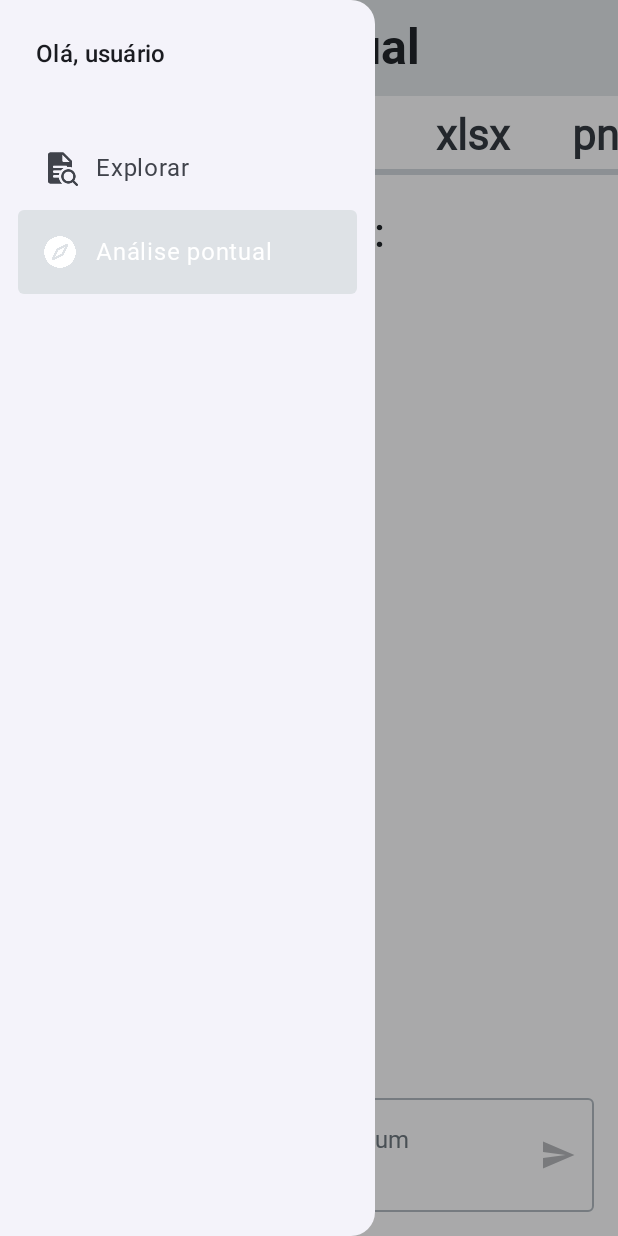
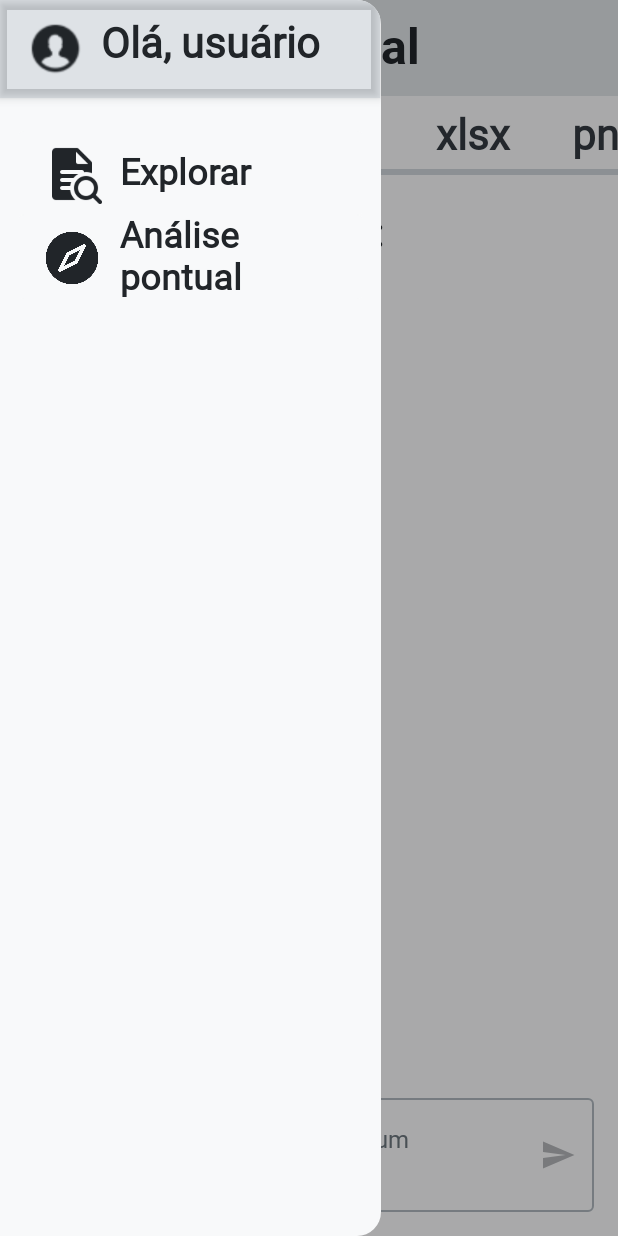
Before and after one commit to cgodevs/prompt-tuning-kotlin-mvp, an Android app built with Jetpack Compose: the screen it shows after launch (MainActivity), after a tap on "Localized description", on a phone screen of 412 x 824 dp. Run offline under Robolectric (Android 15) with nearby library versions, the phone set to English and light mode, and no system bars.

Commit message:
apply visual fixes to sidebar

```diff
--- a/app/src/main/java/br/com/fiap/startupfiap/screens/BaseScreen.kt
+++ b/app/src/main/java/br/com/fiap/startupfiap/screens/BaseScreen.kt
@@ -1,6 +1,9 @@
 package com.example.material3components
 
+import androidx.compose.foundation.Image
+import androidx.compose.foundation.background
 import androidx.compose.foundation.layout.Box
+import androidx.compose.foundation.layout.Row
 import androidx.compose.foundation.layout.Spacer
 import androidx.compose.foundation.layout.fillMaxSize
 import androidx.compose.foundation.layout.fillMaxWidth
@@ -26,9 +29,17 @@ import androidx.compose.runtime.remember
 import androidx.compose.runtime.setValue
 import androidx.compose.ui.Alignment
 import androidx.compose.ui.Modifier
+import androidx.compose.ui.draw.shadow
+import androidx.compose.ui.layout.ContentScale
 import androidx.compose.ui.res.colorResource
 import androidx.compose.ui.res.painterResource
+import androidx.compose.ui.text.TextStyle
+import androidx.compose.ui.text.font.Font
+import androidx.compose.ui.text.font.FontFamily
+import androidx.compose.ui.text.font.FontVariation.width
+import androidx.compose.ui.text.font.FontWeight
 import androidx.compose.ui.unit.dp
+import androidx.compose.ui.unit.sp
 import androidx.navigation.NavHostController
 import br.com.fiap.startupfiap.R
 import br.com.fiap.startupfiap.components.DrawerItem
@@ -58,7 +69,9 @@ fun ScreenBase(
             route = "analyze"
         )
     )
-    var selectedItemIndex = items.filter{it -> it.route == nav.currentDestination?.route}[0]
+
+    val selectedItemIndex = items.filter{it -> it.route == nav.currentDestination?.route}[0]
+
     var selectedItem by remember { mutableStateOf(selectedItemIndex) }
 
     ModalNavigationDrawer(
@@ -66,29 +79,80 @@ fun ScreenBase(
         drawerState = drawerState,
         drawerContent = {
             ModalDrawerSheet(
-                modifier = Modifier.width(250.dp)
+                modifier = Modifier
+                    .width(254.dp),
+                drawerContainerColor = colorResource(R.color.neutral00)
             ) {
                 Box(
                     modifier = Modifier
-                        .fillMaxWidth()
-                        .padding(24.dp),
-                    contentAlignment = Alignment.TopStart
+                        .width(253.dp)
+                        .height(65.dp)
+                        .background(colorResource(R.color.neutral02))
+                        .shadow(
+                            elevation = 4.dp,
+                            spotColor = colorResource(R.color.neutral08),
+                            ambientColor = colorResource(R.color.neutral08)
+                        ),
+                    contentAlignment = Alignment.CenterStart
                 ) {
-                    Text(text = "Olá, usuário", style = MaterialTheme.typography.titleMedium)
+                    Row() {
+                        Spacer(modifier = Modifier.width(17.dp))
+
+                        Image(
+                            painter = painterResource(R.drawable.user),
+                            contentDescription = "Ícone usuário",
+                            contentScale = ContentScale.Fit,
+                            modifier = Modifier
+                                .width(40.25.dp)
+                                .height(40.25.dp)
+                        )
+
+                        Spacer(modifier = Modifier.width(9.75.dp))
+
+                        Text(
+                            text = "Olá, usuário",
+                            style = TextStyle(
+                                fontSize = 28.sp,
+                                fontFamily = FontFamily(Font(R.font.roboto_regular)),
+                                fontWeight = FontWeight(600),
+                                color = colorResource(R.color.neutral08),
+                            )
+                        )
+                    }
                 }
-                Spacer(Modifier.height(12.dp))
+                Spacer(Modifier.height(22.32.dp))
+
                 items.forEach { item ->
                     NavigationDrawerItem(
                         colors = NavigationDrawerItemDefaults.colors(
-                            selectedContainerColor = colorResource(R.color.TopMenuGray)
+                            selectedContainerColor = colorResource(R.color.neutral00),
+                            unselectedContainerColor = colorResource(R.color.neutral00),
+                            selectedTextColor = colorResource(R.color.neutral08),
+                            unselectedTextColor = colorResource(R.color.neutral08),
+                            selectedIconColor = colorResource(R.color.neutral08),
+                            unselectedIconColor = colorResource(R.color.neutral08)
                         ),
                         shape = RoundedCornerShape(4.dp),
-                        icon = { Icon(
-                                        painter = item.icon,
-                                        contentDescription = item.label,
-                                        modifier = Modifier.size(24.dp)
-                        ) },
-                        label = { Text(item.label) },
+                        icon = {
+                            Icon(
+                                painter = item.icon,
+                                contentDescription = item.label,
+                                modifier = Modifier
+                                    .width(40.25.dp)
+                                    .height(40.8179.dp)
+                            )
+                       },
+                        label = {
+                            Text(
+                                item.label,
+                                style = TextStyle(
+                                    fontSize = 24.sp,
+                                    fontFamily = FontFamily(Font(R.font.roboto_regular)),
+                                    fontWeight = FontWeight(600),
+                                    color = colorResource(R.color.neutral08),
+                                )
+                            )
+                        },
                         selected = item == selectedItem,
                         onClick = {
                             scope.launch { drawerState.close() }
```
Also changed, not shown: app/src/main/res/drawable/user.png (added).
